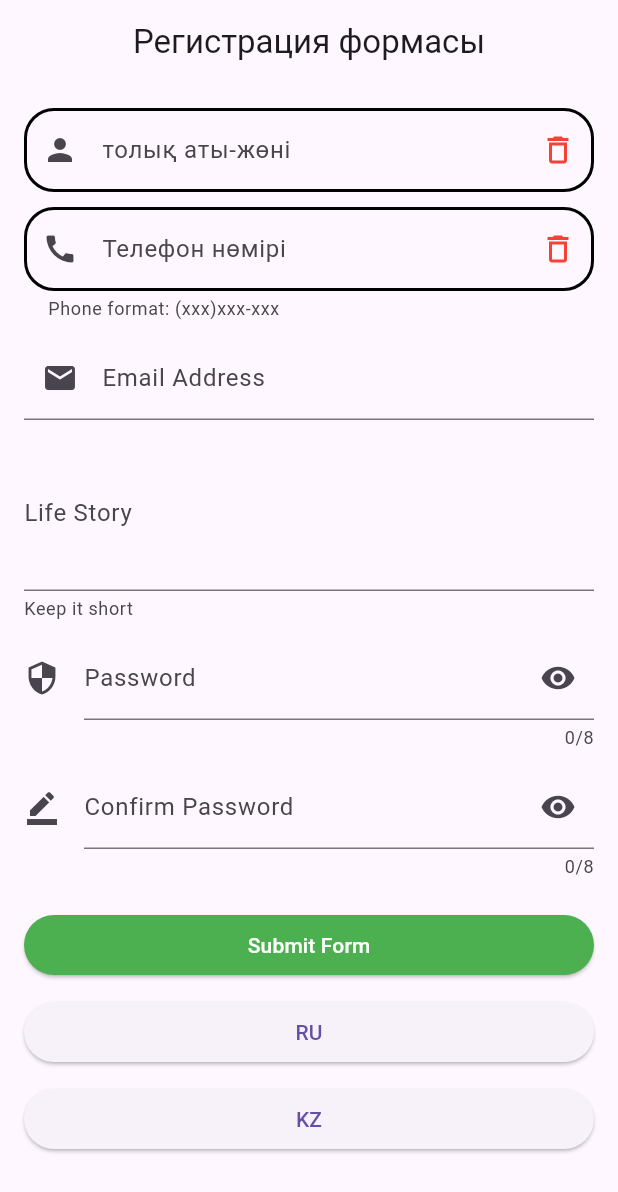
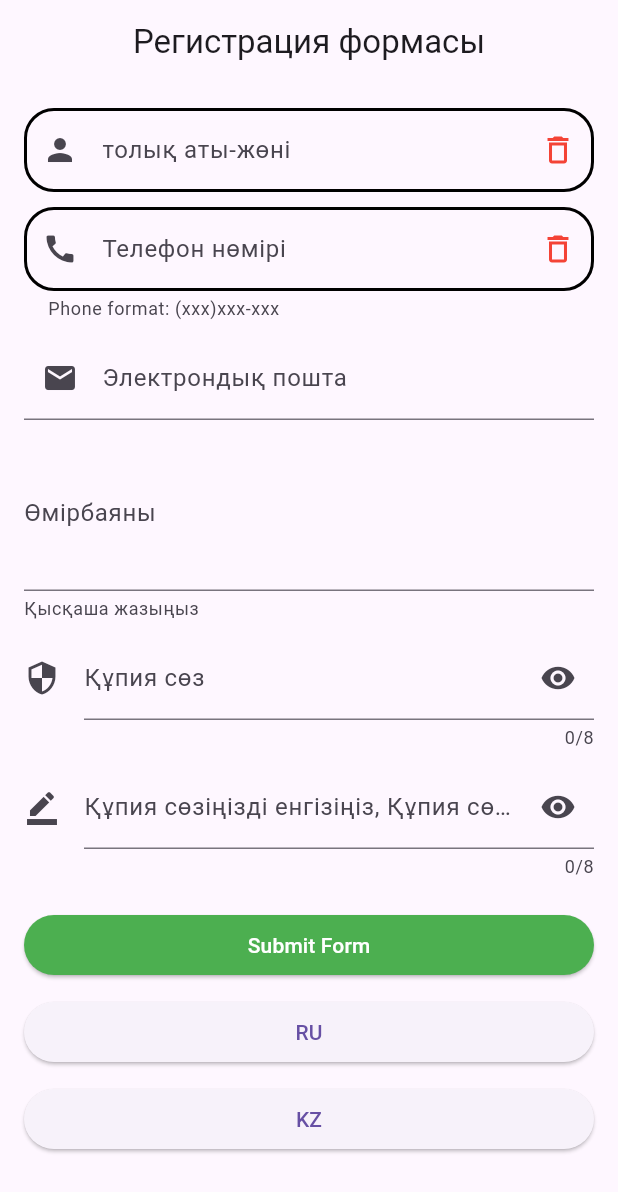
Before and after one commit to DolloressInertia/lab7, a Flutter app: the screen it shows after launch, after a tap on "KZ", on a phone screen of 412 x 824 dp. Shown: the top 1192 px of the screen. Run offline on Flutter 3.47's test engine with Material 3 defaults, Android fonts, the phone set to English and light mode, and no system bars; our stand-ins replace easy_localization.

Commit message:
initial commit

```diff
--- a/assets/translations/kk.json
+++ b/assets/translations/kk.json
@@ -4,5 +4,12 @@
     "fullName": "толық аты-жөні",
     "whatDoPplCallYou": "Адамдар сізді қалай атайды?",
     "phoneNumber": "Телефон нөмірі",
-    "whereCanWeReachYou": "Сізге қайдан жетуге болады?"
+    "whereCanWeReachYou": "Сізге қайдан жетуге болады?",
+    "emailFieldCannotBeEmpty": "Электрондық пошта өрісі бос болмауы керек.",
+    "emailAddress": "Электрондық пошта",
+    "lifeStory": "Өмірбаяны",
+    "keepItShort": "Қысқаша жазыңыз",
+    "password": "Құпия сөз",
+    "enterYourPasswordConfirmPassword": "Құпия сөзіңізді енгізіңіз, Құпия сөзді растаңыз",
+    "enterYourPasswordAgain": "Құпия сөзді қайта енгізіңіз"
 }
--- a/assets/translations/ru.json
+++ b/assets/translations/ru.json
@@ -4,5 +4,12 @@
     "fullName": "полное имя",
     "whatDoPplCallYou": "Как к вам обращаются люди?",
     "phoneNumber": "Номре Телефона",
-    "whereCanWeReachYou": "где вам сожно найти?"
+    "whereCanWeReachYou": "где вам сожно найти?",
+    "emailFieldCannotBeEmpty": "Поле электронной почты не может быть пустым.",
+    "emailAddress": "Электронная почта",
+    "lifeStory": "История жизни",
+    "keepItShort": "Будьте кратки",
+    "password": "Пароль",
+    "enterYourPasswordConfirmPassword": "Введите пароль, Подтвердите пароль",
+    "enterYourPasswordAgain": "Введите пароль еще раз"
 }
--- a/lib/register_page.dart
+++ b/lib/register_page.dart
@@ -217,7 +217,7 @@ class _RegisterPageState extends State<RegisterPage> {
                 // not sure if htis is correct
                 validator: (value) {
                   if (value == null || value.isEmpty) {
-                    return 'Email field cannot be empty.';
+                    return LocaleKeys.emailFieldCannotBeEmpty.tr();
                   }
 
                   // This single function checks the full email format
@@ -230,18 +230,18 @@ class _RegisterPageState extends State<RegisterPage> {
             TextFormField(
               controller: _emailController,
               keyboardType: TextInputType.emailAddress,
-              decoration: const InputDecoration(
-                labelText: 'Email Address',
-                prefixIcon: Icon(Icons.email),
+              decoration: InputDecoration(
+                labelText: LocaleKeys.emailAddress.tr(),
+                prefixIcon: const Icon(Icons.email),
               ),
             ),
             const SizedBox(height: 10),
             TextFormField(
               controller: _lifeStoryController,
               maxLines: 3,
-              decoration: const InputDecoration(
-                labelText: 'Life Story',
-                helperText: 'Keep it short',
+              decoration: InputDecoration(
+                labelText: LocaleKeys.lifeStory.tr(),
+                helperText: LocaleKeys.keepItShort.tr(),
               ),
             ),
             const SizedBox(height: 10),
@@ -249,8 +249,8 @@ class _RegisterPageState extends State<RegisterPage> {
               obscureText: _hidePass,
               maxLength: 8,
               decoration: InputDecoration(
-                labelText: 'Password',
-                hintText: 'Enter your password',
+                labelText: LocaleKeys.password.tr(),
+                hintText: LocaleKeys.enterYourPasswordAgain.tr(),
                 icon: const Icon(Icons.security),
                 suffixIcon: IconButton(
                   icon:
@@ -268,8 +268,8 @@ class _RegisterPageState extends State<RegisterPage> {
               obscureText: _hidePass,
               maxLength: 8,
               decoration: InputDecoration(
-                labelText: 'Confirm Password',
-                hintText: 'Enter your password again',
+                labelText: LocaleKeys.enterYourPasswordConfirmPassword.tr(),
+                hintText: LocaleKeys.enterYourPasswordAgain.tr(),
                 icon: const Icon(Icons.border_color),
                 suffixIcon: IconButton(
                   icon:
```
Also changed, not shown: lib/translations/locale_keys.g.dart.
